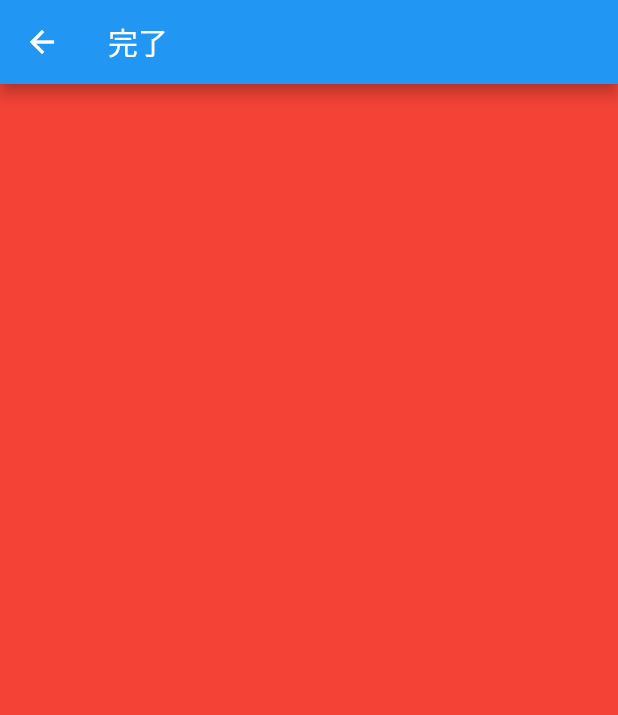
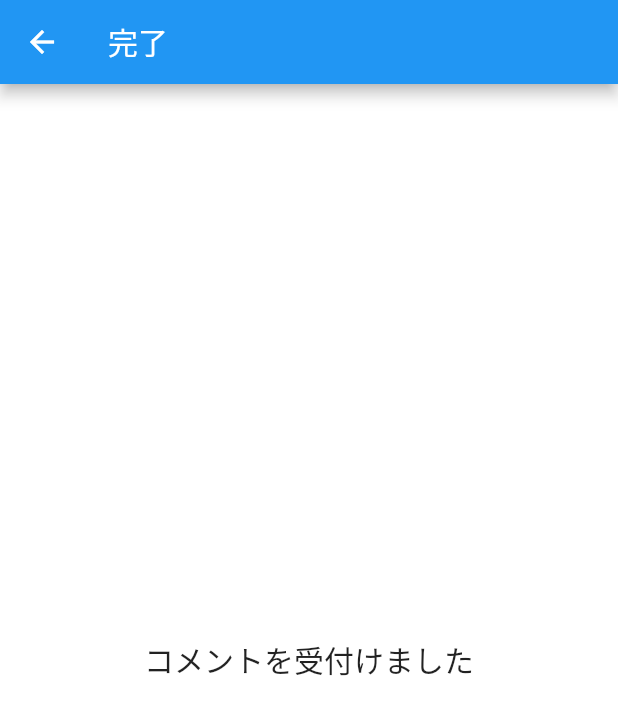
Before and after one commit to kenshukubo/test_flutter, a Flutter app: the Submitted screen opened by its route, on a phone screen of 412 x 824 dp. Shown: the top 715 px of the screen. Run offline on Flutter 3.47's test engine with Material 2 defaults, Android fonts, the phone set to English and light mode, and no system bars.

Commit message:
完了画面fix

```diff
--- a/lib/submitted.dart
+++ b/lib/submitted.dart
@@ -8,7 +8,16 @@ class Submitted extends StatelessWidget {
         title: Text('完了'),
       ),
       body: Container(
-        color: Colors.red,
+        color: Colors.white, width: double.infinity,
+        child: Column(
+            mainAxisAlignment: MainAxisAlignment.center,
+            children: <Widget>[
+              Text(
+                  'コメントを受付けました',
+                  style: TextStyle(fontSize: 20),
+              )
+            ]
+        )
       ),
     );
   }
```
